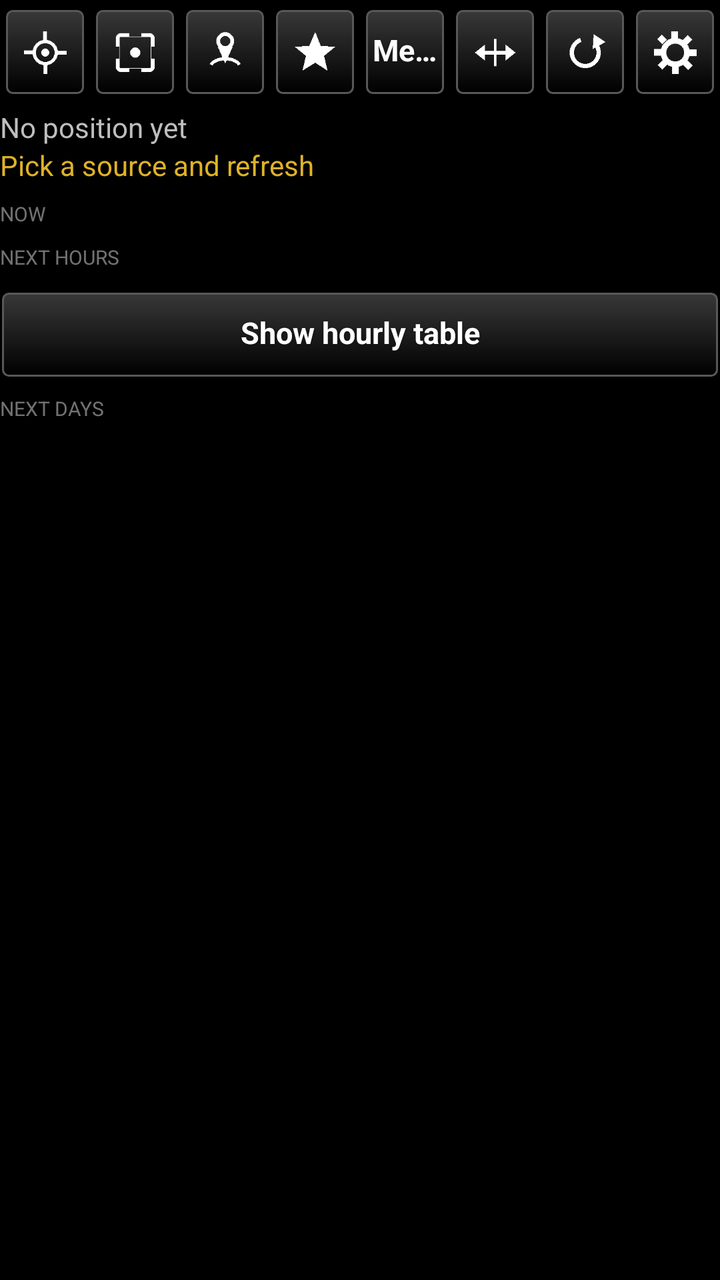
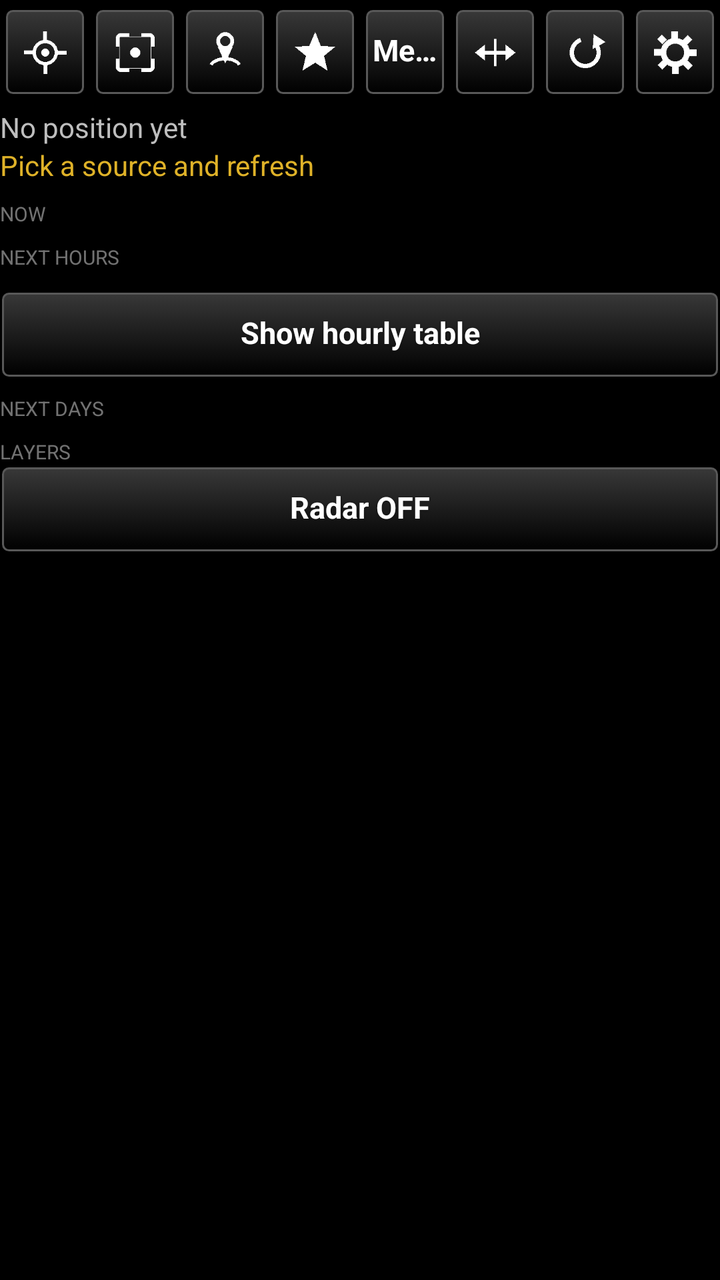

Before-and-after screenshots of an Android layout around one commit, followed by the original layout XML and the change that was made.
<!-- AndroidManifest.xml: application theme AppTheme -->
<!-- res/layout/main_layout.xml -->
<?xml version="1.0" encoding="utf-8"?>
<ScrollView xmlns:android="http://schemas.android.com/apk/res/android"
    android:layout_width="match_parent"
    android:layout_height="match_parent"
    android:fadeScrollbars="false"
    android:layout_marginLeft="3dp"
    android:layout_marginRight="3dp">

    <LinearLayout
        android:layout_width="match_parent"
        android:layout_height="wrap_content"
        android:orientation="vertical"
        android:paddingBottom="8dp">

        
        <LinearLayout
            android:id="@+id/icon_row"
            android:layout_width="match_parent"
            android:layout_height="wrap_content"
            android:orientation="horizontal"
            android:paddingTop="4dp">

            <ImageButton
                android:id="@+id/mode_self"
                style="@style/TakwerxIconButton"
                android:contentDescription="@string/self_position"
                android:src="@drawable/ic_point_self" />

            <ImageButton
                android:id="@+id/mode_center"
                style="@style/TakwerxIconButton"
                android:contentDescription="@string/map_center"
                android:src="@drawable/ic_point_center" />

            <ImageButton
                android:id="@+id/mode_pick"
                style="@style/TakwerxIconButton"
                android:contentDescription="@string/pick_point"
                android:src="@drawable/ic_point_pick" />

            <ImageButton
                android:id="@+id/favorites_button"
                style="@style/TakwerxIconButton"
                android:contentDescription="@string/favorites_title"
                android:src="@drawable/ic_favorites" />

            <Button
                android:id="@+id/units_button"
                style="@style/TakwerxButton"
                android:layout_width="0dp"
                android:layout_weight="1"
                android:layout_height="44dp"
                android:layout_marginLeft="2dp"
                android:layout_marginRight="2dp"
                android:paddingLeft="4dp"
                android:paddingRight="4dp"
                android:text="@string/units_metric" />

            <ImageButton
                android:id="@+id/wide_button"
                style="@style/TakwerxIconButton"
                android:contentDescription="@string/wide"
                android:src="@drawable/ic_wide" />

            <ImageButton
                android:id="@+id/refresh_button"
                style="@style/TakwerxIconButton"
                android:contentDescription="@string/refresh"
                android:src="@drawable/ic_refresh" />

            <ImageButton
                android:id="@+id/settings_button"
                style="@style/TakwerxIconButton"
                android:contentDescription="@string/settings"
                android:src="@drawable/ic_settings" />
        </LinearLayout>

        <TextView
            android:id="@+id/position_text"
            android:layout_width="match_parent"
            android:layout_height="wrap_content"
            android:textSize="@dimen/fontSize"
            android:layout_marginTop="@dimen/auto_margin"
            android:text="@string/no_position" />

        <TextView
            android:id="@+id/status_text"
            android:layout_width="match_parent"
            android:layout_height="wrap_content"
            android:textSize="@dimen/fontSize"
            android:textColor="@color/heading_yellow"
            android:text="@string/status_idle" />

        <TextView
            android:id="@+id/current_heading"
            android:layout_width="match_parent"
            android:layout_height="wrap_content"
            android:text="@string/heading_now"
            android:textSize="10sp"
            android:textAllCaps="true"
            android:paddingTop="8dp"
            android:alpha="0.6" />

        <LinearLayout
            android:id="@+id/current_container"
            android:layout_width="match_parent"
            android:layout_height="wrap_content"
            android:orientation="vertical" />

        <TextView
            android:id="@+id/series_heading"
            android:layout_width="match_parent"
            android:layout_height="wrap_content"
            android:text="@string/heading_hours"
            android:textSize="10sp"
            android:textAllCaps="true"
            android:paddingTop="8dp"
            android:alpha="0.6" />

        
        <HorizontalScrollView
            android:id="@+id/trend_scroll"
            android:layout_width="match_parent"
            android:layout_height="wrap_content"
            android:scrollbars="none">

            <LinearLayout
                android:id="@+id/trend_host"
                android:layout_width="wrap_content"
                android:layout_height="wrap_content"
                android:orientation="horizontal" />
        </HorizontalScrollView>

        <HorizontalScrollView
            android:layout_width="match_parent"
            android:layout_height="wrap_content"
            android:scrollbars="none"
            android:layout_marginTop="4dp">

            <LinearLayout
                android:id="@+id/trend_chips"
                android:layout_width="wrap_content"
                android:layout_height="wrap_content"
                android:orientation="horizontal" />
        </HorizontalScrollView>

        
        <Button
            android:id="@+id/hours_table_button"
            style="@style/TakwerxButton"
            android:layout_width="match_parent"
            android:layout_height="wrap_content"
            android:layout_marginTop="6dp"
            android:text="@string/show_hours_table" />

        <LinearLayout
            android:id="@+id/hours_table"
            android:layout_width="match_parent"
            android:layout_height="wrap_content"
            android:orientation="horizontal"
            android:visibility="gone">

            <LinearLayout
                android:id="@+id/hours_legend"
                android:layout_width="wrap_content"
                android:layout_height="wrap_content"
                android:orientation="vertical" />

            <HorizontalScrollView
                android:layout_width="0dp"
                android:layout_height="wrap_content"
                android:layout_weight="1"
                android:fadeScrollbars="false"
                android:scrollbarSize="3dp"
                android:scrollbarStyle="outsideOverlay"
                android:paddingBottom="6dp">

                <LinearLayout
                    android:id="@+id/hours_container"
                    android:layout_width="wrap_content"
                    android:layout_height="wrap_content"
                    android:orientation="horizontal" />
            </HorizontalScrollView>
        </LinearLayout>

        <TextView
            android:id="@+id/days_heading"
            android:layout_width="match_parent"
            android:layout_height="wrap_content"
            android:text="@string/heading_days"
            android:textSize="10sp"
            android:textAllCaps="true"
            android:paddingTop="8dp"
            android:alpha="0.6" />

        <LinearLayout
            android:id="@+id/days_strip"
            android:layout_width="match_parent"
            android:layout_height="wrap_content"
            android:orientation="horizontal">

            <LinearLayout
                android:id="@+id/days_legend"
                android:layout_width="wrap_content"
                android:layout_height="wrap_content"
                android:orientation="vertical" />

            <HorizontalScrollView
                android:layout_width="0dp"
                android:layout_height="wrap_content"
                android:layout_weight="1"
                android:fadeScrollbars="false"
                android:scrollbarSize="3dp">

                <LinearLayout
                    android:id="@+id/days_container"
                    android:layout_width="wrap_content"
                    android:layout_height="wrap_content"
                    android:orientation="horizontal" />
            </HorizontalScrollView>
        </LinearLayout>

        <TextView
            android:id="@+id/attribution_text"
            android:layout_width="match_parent"
            android:layout_height="wrap_content"
            android:textSize="11sp"
            android:layout_marginTop="@dimen/auto_margin"
            android:text="" />
    </LinearLayout>
</ScrollView>
<!-- resources referenced by this layout -->
<resources>
  <color name="heading_yellow">#dfb228</color>
  <dimen name="auto_margin">6dp</dimen>
  <dimen name="fontSize">14sp</dimen>
  <string name="favorites_title">Favorites</string>
  <string name="heading_days">Next days</string>
  <string name="heading_hours">Next hours</string>
  <string name="heading_now">Now</string>
  <string name="map_center">Map center</string>
  <string name="no_position">No position yet</string>
  <string name="pick_point">Pick a point</string>
  <string name="refresh">Refresh</string>
  <string name="self_position">My position</string>
  <string name="settings">Settings</string>
  <string name="show_hours_table">Show hourly table</string>
  <string name="status_idle">Pick a source and refresh</string>
  <string name="units_metric">Metric</string>
  <string name="wide">Wide</string>
  <style name="TakwerxButton" parent="@style/darkButton">
          <item name="android:paddingLeft">12dp</item>
          <item name="android:paddingRight">12dp</item>
          <item name="android:paddingTop">6dp</item>
          <item name="android:paddingBottom">8dp</item>
          <item name="android:minHeight">44dp</item>
          <item name="android:minWidth">0dp</item>
          <item name="android:textSize">15sp</item>
          <item name="android:singleLine">true</item>
          <item name="android:ellipsize">end</item>
      </style>
  <style name="TakwerxIconButton">
          <item name="android:layout_width">0dp</item>
          <item name="android:layout_weight">1</item>
          <item name="android:layout_height">44dp</item>
          <item name="android:layout_marginLeft">2dp</item>
          <item name="android:layout_marginRight">2dp</item>
          <item name="android:background">@drawable/btn_gray</item>
          <item name="android:scaleType">centerInside</item>
          <item name="android:padding">9dp</item>
      </style>
  <style name="AppTheme" parent="@android:style/Theme.Holo">
          <item name="android:buttonStyle">@android:style/Widget.Button</item>
          <item name="android:imageButtonStyle">@android:style/Widget.Button</item>
          <item name="android:buttonStyleToggle">@android:style/Widget.Button</item>
          <item name="android:spinnerStyle">@style/ATAKSpinner</item>
          <item name="android:spinnerItemStyle">@style/ATAKSpinnerItem</item>
          <item name="android:editTextStyle">@style/ATAKEditText</item>
      </style>
  <style name="ATAKSpinner" parent="@android:style/Widget.Spinner">
          <item name="android:spinnerMode">dialog</item>
      </style>
  <style name="ATAKSpinnerItem">
          <item name="android:textColor">@android:color/white</item>
          <item name="android:dropDownVerticalOffset">0dip</item>
          <item name="android:dropDownHorizontalOffset">0dip</item>
          <item name="android:dropDownWidth">wrap_content</item>
          <item name="android:gravity">left|center_vertical</item>
      </style>
  <style name="ATAKEditText" parent="@android:style/Widget.EditText">
          
          
  
          
          <item name="android:imeOptions">flagNoFullscreen</item>
      </style>
  <color name="darker_gray">#121212</color>
  <color name="white">#ffffff</color>
  <!-- drawable new_dark_button_disabled (drawable) -->
  <?xml version="1.0" encoding="utf-8"?>
  <layer-list xmlns:android="http://schemas.android.com/apk/res/android">
      <item android:bottom="1dp" android:right="1dp" android:left="1dp" android:top="1dp">
          <shape android:shape="rectangle">
              <corners android:radius="3dp" />
              <stroke
                  android:width="1dp"
                  android:color="#484848" />
              <solid android:color="#484848" />
          </shape>
      </item>
  </layer-list>
  <!-- unchanged entries left out for length: 11 -->
</resources>

<!-- the commit's change to res/layout/main_layout.xml (unified diff, before → after) -->
@@ -220,6 +220,55 @@
             </HorizontalScrollView>
         </LinearLayout>
 
+        
+        <TextView
+            android:id="@+id/layers_heading"
+            android:layout_width="match_parent"
+            android:layout_height="wrap_content"
+            android:text="@string/heading_layers"
+            android:textSize="10sp"
+            android:textAllCaps="true"
+            android:paddingTop="8dp"
+            android:alpha="0.6" />
+
+        <LinearLayout
+            android:layout_width="match_parent"
+            android:layout_height="wrap_content"
+            android:orientation="horizontal">
+
+            <Button
+                android:id="@+id/radar_toggle"
+                style="@style/TakwerxButton"
+                android:layout_width="0dp"
+                android:layout_weight="1"
+                android:layout_height="wrap_content"
+                android:text="@string/radar_off" />
+        </LinearLayout>
+
+        <LinearLayout
+            android:id="@+id/scrubber"
+            android:layout_width="match_parent"
+            android:layout_height="wrap_content"
+            android:orientation="vertical"
+            android:visibility="gone">
+
+            <TextView
+                android:id="@+id/scrubber_label"
+                android:layout_width="match_parent"
+                android:layout_height="wrap_content"
+                android:layout_marginTop="6dp"
+                android:textColor="@color/white"
+                android:textSize="13sp"
+                android:text="" />
+
+            <SeekBar
+                android:id="@+id/scrubber_bar"
+                android:layout_width="match_parent"
+                android:layout_height="wrap_content"
+                android:max="0"
+                android:progress="0" />
+        </LinearLayout>
+
         <TextView
             android:id="@+id/attribution_text"
             android:layout_width="match_parent"
<!-- resource entries referenced after the edit -->
@@ -6,10 +6,12 @@
   <string name="favorites_title">Favorites</string>
   <string name="heading_days">Next days</string>
   <string name="heading_hours">Next hours</string>
+  <string name="heading_layers">Layers</string>
   <string name="heading_now">Now</string>
   <string name="map_center">Map center</string>
   <string name="no_position">No position yet</string>
   <string name="pick_point">Pick a point</string>
+  <string name="radar_off">Radar OFF</string>
   <string name="refresh">Refresh</string>
   <string name="self_position">My position</string>
   <string name="settings">Settings</string>
